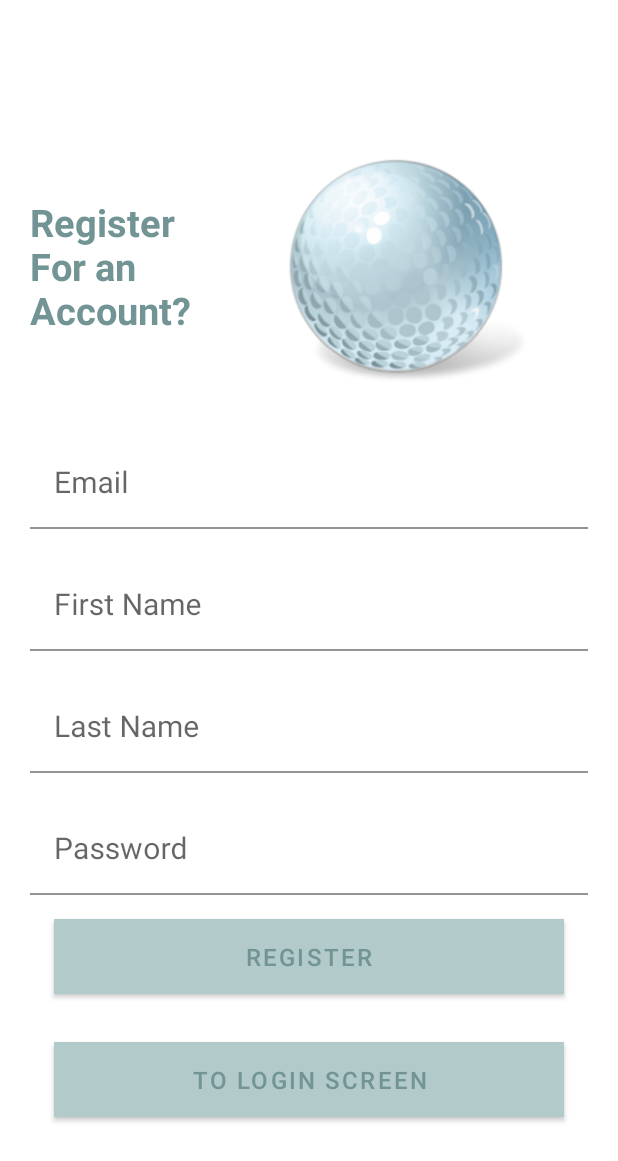
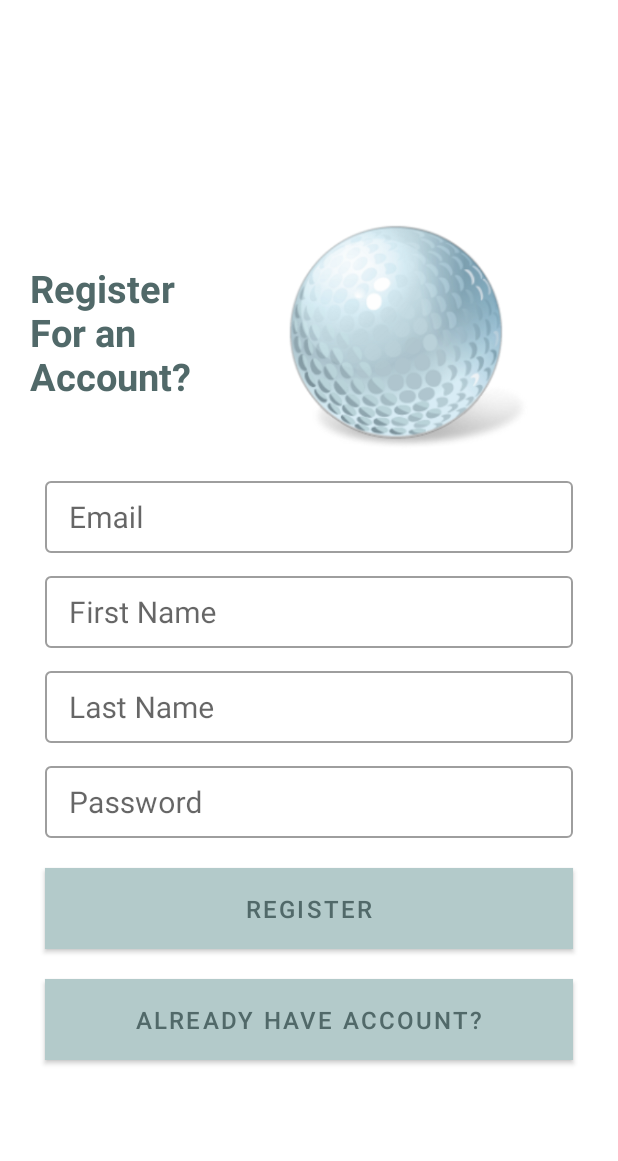
Before and after one commit to Davidcorrigan1/GolfPOIAndroidApp2, an Android app: the fragment GolfPoiRegisterFragment shown on its own in the app's theme, on a phone screen of 412 x 824 dp. Shown: the top 1161 px of the screen. Run offline under Robolectric (Android 15) with nearby library versions, the phone set to English and light mode, and no system bars; our stand-ins replace Timber.

Commit message:
Addition UI features textinputlayout

```diff
--- a/app/src/main/res/layout/fragment_golf_poi_register.xml
+++ b/app/src/main/res/layout/fragment_golf_poi_register.xml
@@ -43,58 +43,82 @@
 
             <com.google.android.material.textfield.TextInputLayout
                 android:id="@+id/textInputEmail"
-                style="@style/parent"
-                android:layout_marginTop="20dp">
+                android:layout_width="match_parent"
+                android:layout_height="wrap_content"
+                android:hint="@string/login_email_hint"
+                style="@style/Widget.MaterialComponents.TextInputLayout.OutlinedBox">
 
-                <EditText
+                <com.google.android.material.textfield.TextInputEditText
                     android:id="@+id/editTextEmail"
-                    style="@style/modifiedEditText"
-                    android:hint="@string/login_email_hint"
+                    android:layout_width="match_parent"
+                    android:layout_height="48dp"
+                    android:layout_margin="10dp"
                     android:inputType="textEmailAddress"
-                    android:textSize="20sp"
-                    android:maxLines="1" />
+                    android:maxLength="25"
+                    android:maxLines="1"
+                    android:padding="10dp"
+                    android:textColor="@color/colorAccent"
+                    android:textSize="20sp" />
             </com.google.android.material.textfield.TextInputLayout>
 
             <com.google.android.material.textfield.TextInputLayout
                 android:id="@+id/textInputFirstName"
-                style="@style/parent"
-                android:layout_marginTop="20dp">
+                android:layout_width="match_parent"
+                android:layout_height="wrap_content"
+                android:hint="@string/register_firstname_hint"
+                style="@style/Widget.MaterialComponents.TextInputLayout.OutlinedBox">
 
-                <EditText
+                <com.google.android.material.textfield.TextInputEditText
                     android:id="@+id/editTextFirstName"
-                    style="@style/modifiedEditText"
-                    android:hint="@string/register_firstname_hint"
+                    android:layout_width="match_parent"
+                    android:layout_height="48dp"
+                    android:layout_margin="10dp"
                     android:inputType="textPersonName"
-                    android:textSize="20sp"
-                    android:maxLines="1" />
+                    android:maxLength="25"
+                    android:maxLines="1"
+                    android:padding="10dp"
+                    android:textColor="@color/colorAccent"
+                    android:textSize="20sp" />
             </com.google.android.material.textfield.TextInputLayout>
 
             <com.google.android.material.textfield.TextInputLayout
                 android:id="@+id/textInputLastName"
-                style="@style/parent"
-                android:layout_marginTop="20dp">
+                android:layout_width="match_parent"
+                android:layout_height="wrap_content"
+                android:hint="@string/register_lastname_hint"
+                style="@style/Widget.MaterialComponents.TextInputLayout.OutlinedBox">
 
-                <EditText
+                <com.google.android.material.textfield.TextInputEditText
                     android:id="@+id/editTextLastName"
-                    style="@style/modifiedEditText"
-                    android:hint="@string/register_lastname_hint"
+                    android:layout_width="match_parent"
+                    android:layout_height="48dp"
+                    android:layout_margin="10dp"
                     android:inputType="textPersonName"
-                    android:textSize="20sp"
-                    android:maxLines="1" />
+                    android:maxLength="25"
+                    android:maxLines="10"
+                    android:padding="10dp"
+                    android:textColor="@color/colorAccent"
+                    android:textSize="20sp" />
             </com.google.android.material.textfield.TextInputLayout>
 
             <com.google.android.material.textfield.TextInputLayout
                 android:id="@+id/textInputPassword"
-                style="@style/parent"
-                android:layout_marginTop="20dp">
+                android:layout_width="match_parent"
+                android:layout_height="wrap_content"
+                android:hint="@string/login_password_hint"
+                style="@style/Widget.MaterialComponents.TextInputLayout.OutlinedBox">
 
-                <EditText
+                <com.google.android.material.textfield.TextInputEditText
                     android:id="@+id/editTextPassword"
-                    style="@style/modifiedEditText"
-                    android:hint="@string/login_password_hint"
+                    android:layout_width="match_parent"
+                    android:layout_height="48dp"
+                    android:layout_margin="10dp"
                     android:inputType="textPassword"
-                    android:textSize="20sp"
-                    android:maxLines="1" />
+                    android:maxLength="25"
+                    android:maxLines="1"
+                    android:padding="10dp"
+                    android:textColor="@color/colorAccent"
+                    android:textSize="20sp" />
             </com.google.android.material.textfield.TextInputLayout>
 
 
@@ -102,11 +126,11 @@
                 android:id="@+id/btnRegister"
                 android:layout_width="match_parent"
                 android:layout_height="wrap_content"
-                android:layout_margin="16dp"
+                android:layout_margin="10dp"
                 android:background="@color/colorAccentLight"
-                android:paddingTop="8dp"
-                android:paddingBottom="8dp"
-                android:text="Register"
+                android:paddingTop="10dp"
+                android:paddingBottom="10dp"
+                android:text="@string/button_register"
                 android:textColor="@color/colorAccent"
                 android:textSize="16sp" />
 
@@ -114,11 +138,11 @@
                 android:id="@+id/btnLogin"
                 android:layout_width="match_parent"
                 android:layout_height="wrap_content"
-                android:layout_margin="16dp"
+                android:layout_margin="10dp"
                 android:background="@color/colorAccentLight"
-                android:paddingTop="8dp"
-                android:paddingBottom="8dp"
-                android:text="To Login Screen"
+                android:paddingTop="10dp"
+                android:paddingBottom="10dp"
+                android:text="@string/button_switch_to_login"
                 android:textColor="@color/colorAccent"
                 android:textSize="16sp" />
 
--- a/app/src/main/res/values/colors.xml
+++ b/app/src/main/res/values/colors.xml
@@ -9,7 +9,7 @@
     <color name="white">#FFFFFFFF</color>
     <color name="colorPrimary">#FFFFFF</color>
     <color name="colorPrimaryDark">#000000</color>
-    <color name="colorAccent">#729494</color>
+    <color name="colorAccent">#516969</color>
     <color name="colorAccentLight">#cedbdb</color>
     <color name="colorBackground">#B3CACA</color>
     <color name="register_bk_color">#11CFC5</color>
--- a/app/src/main/res/values/strings.xml
+++ b/app/src/main/res/values/strings.xml
@@ -17,6 +17,10 @@
     <string name="change_golfPOI_image">Change Course image</string>
     <string name="login_email_hint">Email</string>
     <string name="login_password_hint">Password</string>
+    <string name="button_login">LOGIN</string>
+    <string name="button_switch_to_register">need to create account?</string>
+    <string name="button_register">REGISTER</string>
+    <string name="button_switch_to_login">already have account?</string>
     <string name="register_firstname_hint">First Name</string>
     <string name="register_lastname_hint">Last Name</string>
     <string name="button_location">Set Course Location</string>
```
Also changed, not shown: app/src/main/res/layout/fragment_golf_login.xml (+30 -20 lines), app/src/main/res/layout/fragment_golf_poi.xml (+4 -4 lines).
